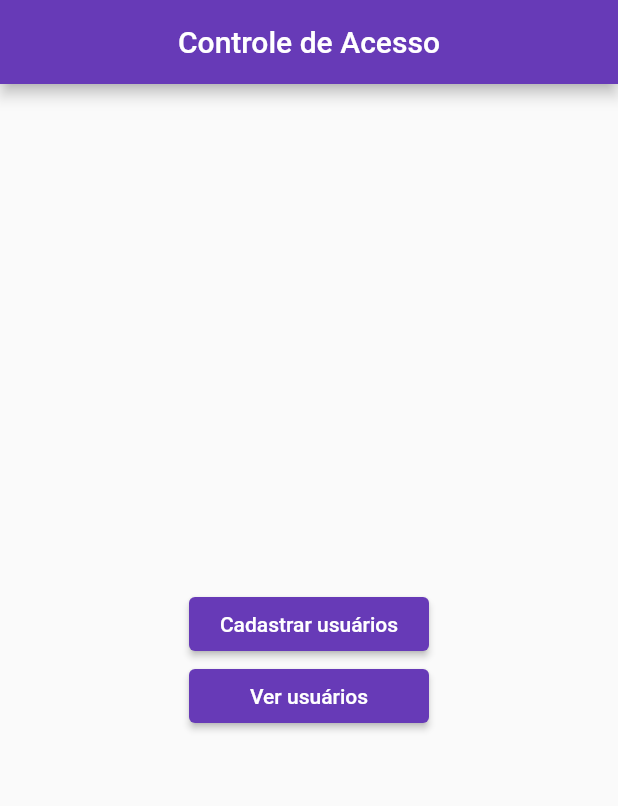
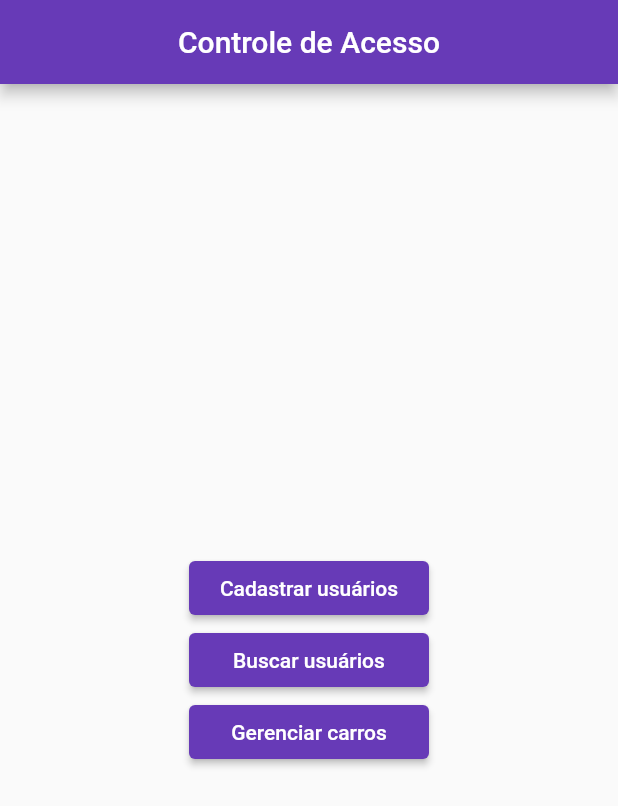
Before and after one commit to lopes-adriano/condominio, a Flutter app: the screen it shows after launch, on a phone screen of 412 x 824 dp. Shown: the top 806 px of the screen. Run offline on Flutter 3.47's test engine with Material 2 defaults, Android fonts, the phone set to English and light mode, and no system bars; our stand-ins replace brasil_fields, cloud_firestore, email_validator, firebase_core, mask_text_input_formatter; accounts and stored records are empty.

Commit message:
new file:   lib/screens/carros_morador.dart

```diff
--- a/lib/main.dart
+++ b/lib/main.dart
@@ -1,3 +1,4 @@
+import 'package:condominio/screens/carros_morador.dart';
 import 'package:condominio/screens/home_screen.dart';
 import 'package:condominio/screens/read_users.dart';
 import 'package:condominio/screens/sign_up.dart';
@@ -28,6 +29,9 @@ class MainApp extends StatelessWidget {
         '/': (context) => const HomeScreen(),
         '/signup': (context) => const SignUp(),
         '/read_users': (context) => const ReadUsers(),
+        '/carros_morador': (context) => const CarrosMoradorScreen(
+              id: '6Ox9RRJiSfPgJyqalV2F',
+            ),
       },
     );
   }
--- a/lib/screens/home_screen.dart
+++ b/lib/screens/home_screen.dart
@@ -9,32 +9,39 @@ class HomeScreen extends StatelessWidget {
       appBar: AppBar(
         title: const Center(child: Text('Controle de Acesso')),
       ),
-      body: Center(
+      body: const Center(
         child: Column(
           mainAxisAlignment: MainAxisAlignment.center,
           children: <Widget>[
-            SizedBox(
-              width: 160,
-              child: ElevatedButton(
-                onPressed: () {
-                  Navigator.pushNamed(context, '/signup');
-                },
-                child: const Text('Cadastrar usuários'),
-              ),
-            ),
-            const SizedBox(width: 10),
-            SizedBox(
-              width: 160,
-              child: ElevatedButton(
-                onPressed: () {
-                  Navigator.pushNamed(context, '/read_users');
-                },
-                child: const Text('Ver usuários'),
-              ),
-            ),
+            RedirectButton(text: 'Cadastrar usuários', route: '/signup'),
+            RedirectButton(text: 'Buscar usuários', route: '/read_users'),
+            RedirectButton(text: 'Gerenciar carros', route: '/carros_morador'),
           ],
         ),
       ),
     );
   }
 }
+
+class RedirectButton extends StatelessWidget {
+
+  final String text;
+  final String route;
+
+  const RedirectButton({
+    super.key, required this.text, required this.route,
+  });
+
+  @override
+  Widget build(BuildContext context) {
+    return SizedBox(
+      width: 160,
+      child: ElevatedButton(
+        onPressed: () {
+          Navigator.pushNamed(context, route);
+        },
+        child:  Text(text),
+      ),
+    );
+  }
+}
```
Also changed, not shown: lib/screens/carros_morador.dart (added, +119 -0 lines), lib/user_form.dart (+53 -10 lines).
